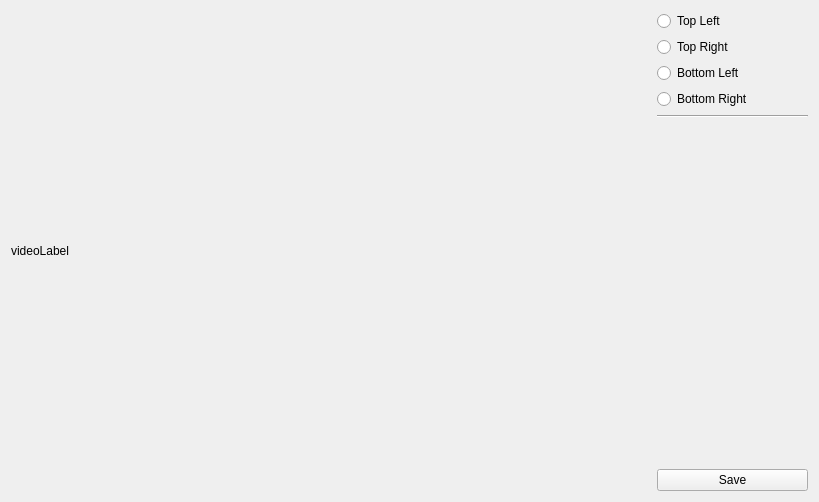
The window that src/selectborder.ui (rodricxc/uaivision) describes before a commit, drawn with Qt 5.
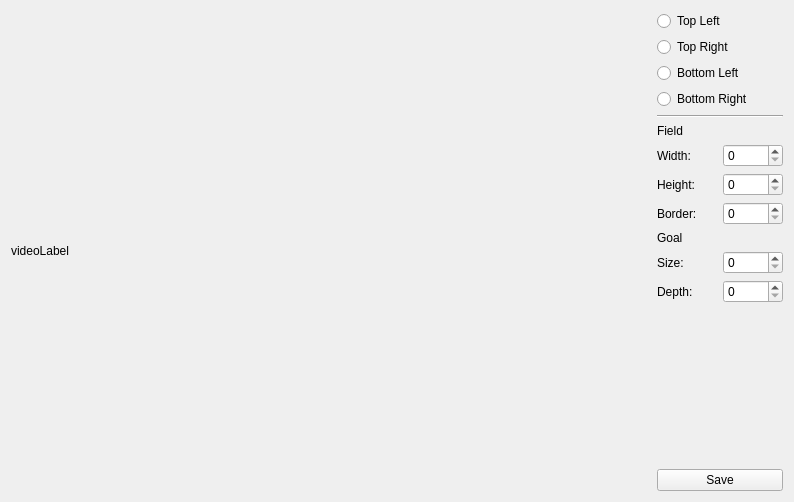
The same window after the commit. Custom widgets are drawn as their Qt base class.

Commit message: rebuild the corners configuration to include the border size, and the field atributes

Diff of the .ui file:
```diff
--- a/src/selectborder.ui
+++ b/src/selectborder.ui
@@ -6,8 +6,8 @@
    <rect>
     <x>0</x>
     <y>0</y>
-    <width>819</width>
-    <height>489</height>
+    <width>794</width>
+    <height>498</height>
    </rect>
   </property>
   <property name="windowTitle">
@@ -70,6 +70,90 @@
        </property>
       </widget>
      </item>
+     <item>
+      <layout class="QGridLayout" name="gridLayout">
+       <item row="5" column="0">
+        <widget class="QLabel" name="label_6">
+         <property name="text">
+          <string>Size:</string>
+         </property>
+        </widget>
+       </item>
+       <item row="0" column="0">
+        <widget class="QLabel" name="label">
+         <property name="text">
+          <string>Field</string>
+         </property>
+        </widget>
+       </item>
+       <item row="1" column="0">
+        <widget class="QLabel" name="label_2">
+         <property name="text">
+          <string>Width:</string>
+         </property>
+        </widget>
+       </item>
+       <item row="4" column="0">
+        <widget class="QLabel" name="label_5">
+         <property name="text">
+          <string>Goal</string>
+         </property>
+        </widget>
+       </item>
+       <item row="2" column="0">
+        <widget class="QLabel" name="label_3">
+         <property name="text">
+          <string>Height:</string>
+         </property>
+        </widget>
+       </item>
+       <item row="3" column="0">
+        <widget class="QLabel" name="label_4">
+         <property name="text">
+          <string>Border:</string>
+         </property>
+        </widget>
+       </item>
+       <item row="6" column="0">
+        <widget class="QLabel" name="label_7">
+         <property name="text">
+          <string>Depth:</string>
+         </property>
+        </widget>
+       </item>
+       <item row="1" column="1">
+        <widget class="QSpinBox" name="width">
+         <property name="maximum">
+          <number>999</number>
+         </property>
+        </widget>
+       </item>
+       <item row="2" column="1">
+        <widget class="QSpinBox" name="height">
+         <property name="maximum">
+          <number>999</number>
+         </property>
+        </widget>
+       </item>
+       <item row="3" column="1">
+        <widget class="QSpinBox" name="border">
+         <property name="maximum">
+          <number>50</number>
+         </property>
+        </widget>
+       </item>
+       <item row="5" column="1">
+        <widget class="QSpinBox" name="goalSize">
+         <property name="maximum">
+          <number>99</number>
+         </property>
+        </widget>
+       </item>
+       <item row="6" column="1">
+        <widget class="QSpinBox" name="goalDepth"/>
+       </item>
+      </layout>
+     </item>
      <item>
       <spacer name="verticalSpacer">
        <property name="orientation">
```
The commit also changes 10 other files.
